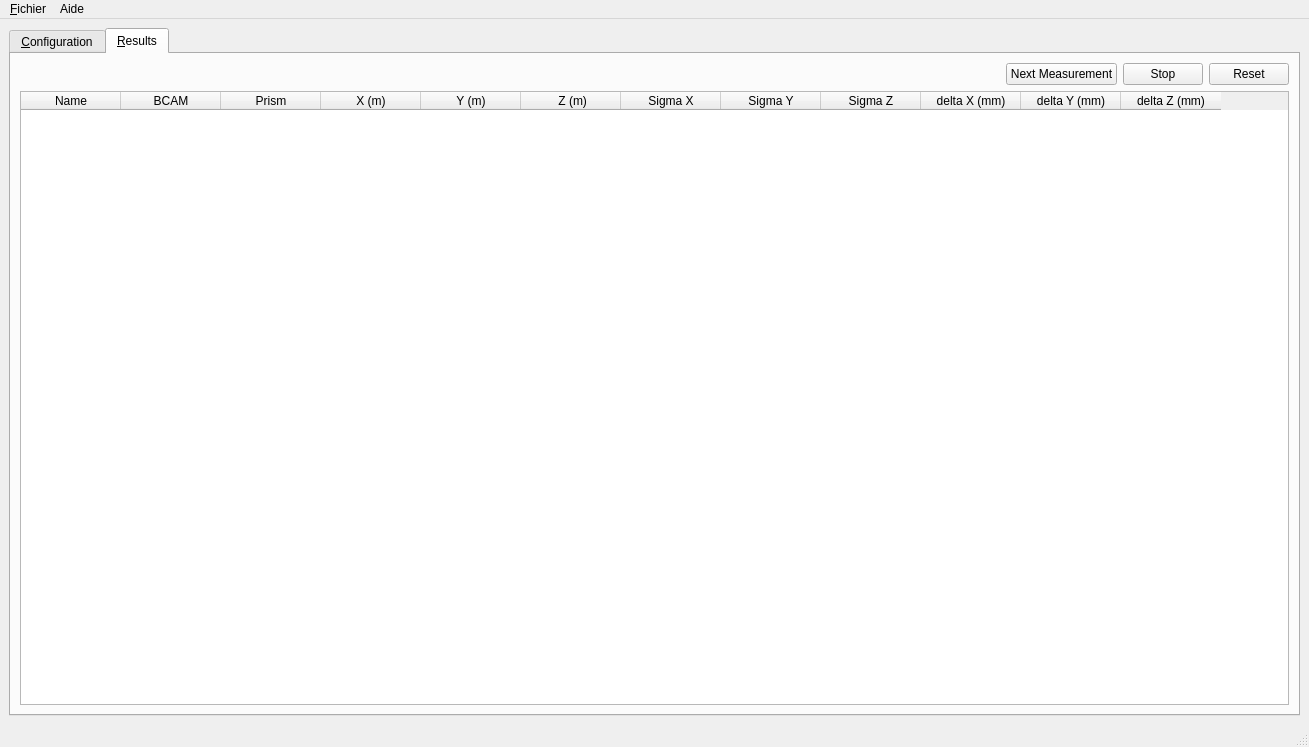
Before: the Qt Designer form ADEPO/ATLAS_BCAM.ui in CERN/atlas-adepo, drawn with Qt 5.
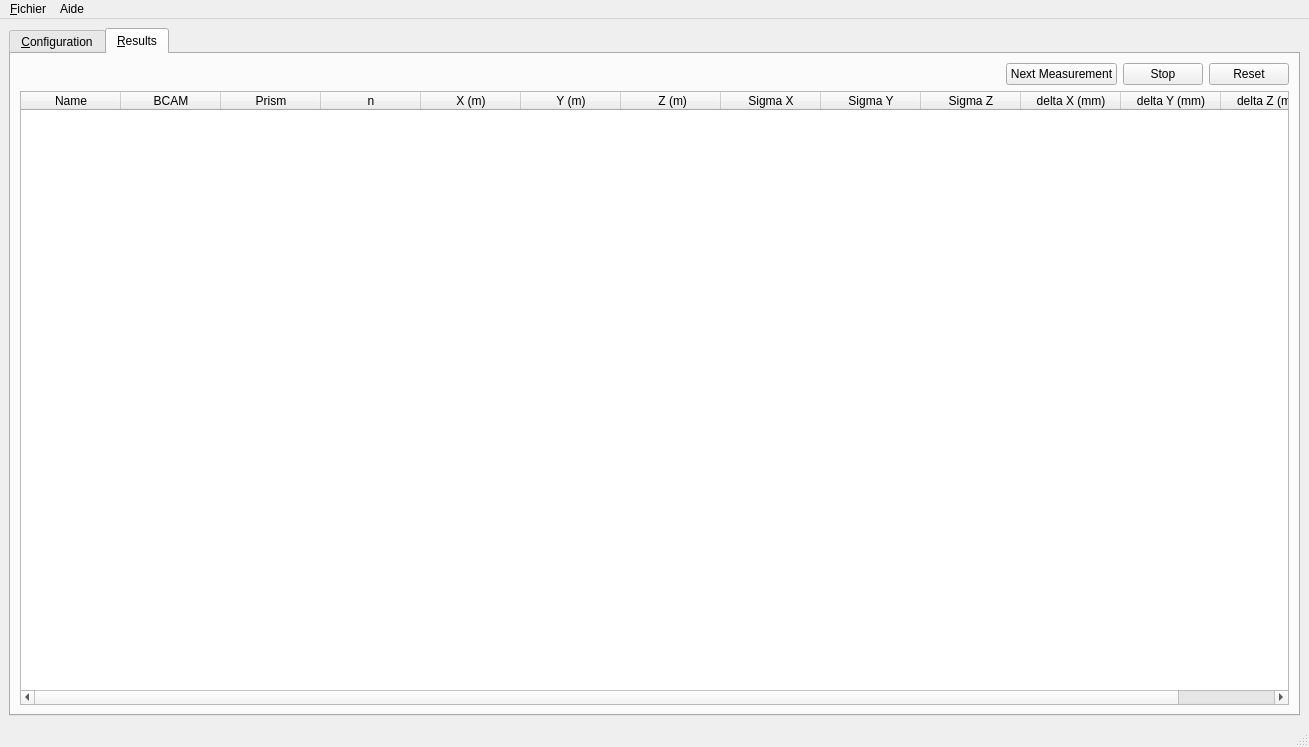
After: the same form once the commit is applied. The open tabs and pages were chosen to show the change. Icons and pictures are not drawn.

Commit message: Added n as new result

```diff
--- a/ADEPO/ATLAS_BCAM.ui
+++ b/ADEPO/ATLAS_BCAM.ui
@@ -461,6 +461,11 @@
               <string>Prism</string>
              </property>
             </column>
+            <column>
+             <property name="text">
+              <string>n</string>
+             </property>
+            </column>
             <column>
              <property name="text">
               <string>X (m)</string>
```
Left out of the diff: 2 changed lines with no effect on the pictures. The commit also changes 2 other files.
